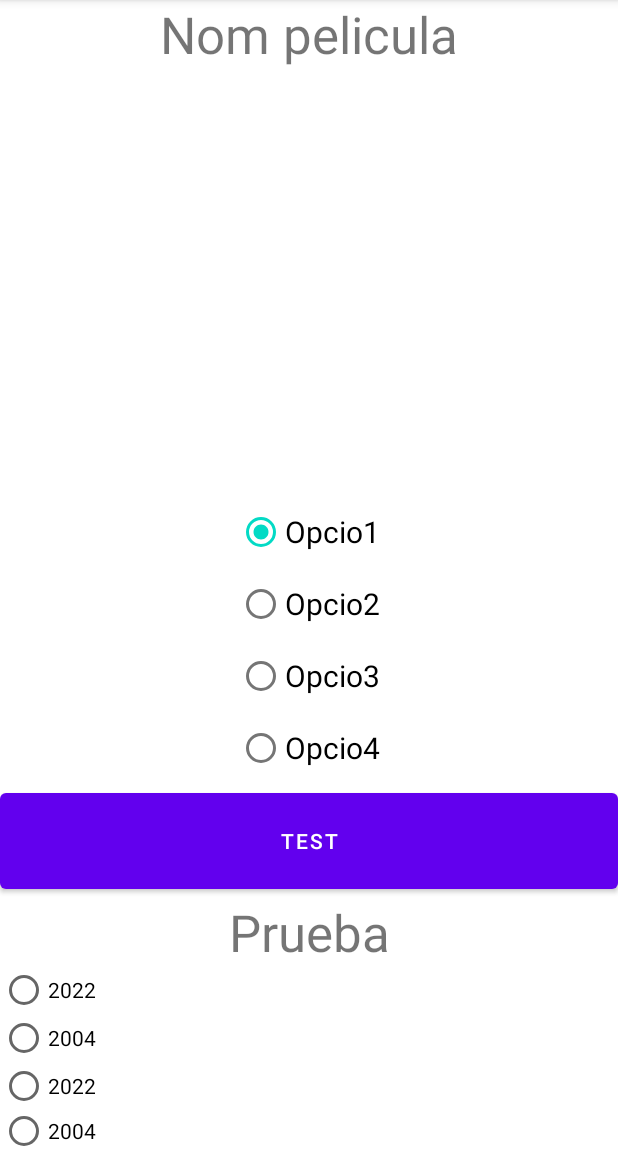
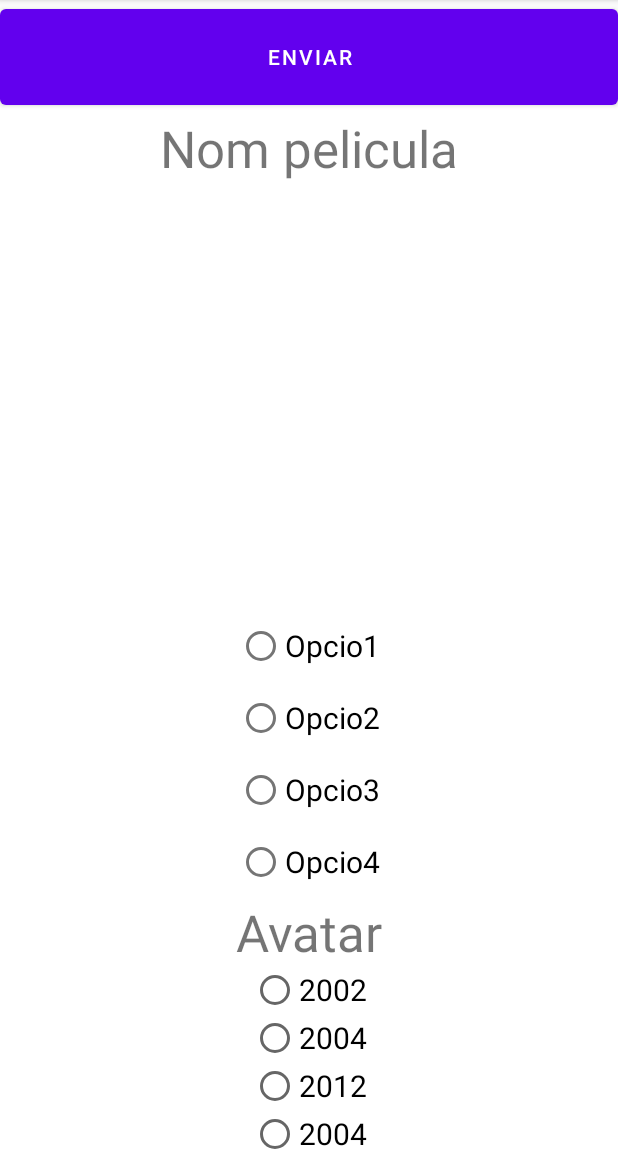
Before and after one commit to a22marramgar/AnyPeliculesApp, an Android app: the screen it shows after launch (MainActivity), on a phone screen of 412 x 824 dp, the part 84-1236 px from its top. Run offline under Robolectric (Android 15) with nearby library versions, the phone set to English and light mode, and no system bars.

Commit message:
crear pregunta method working

```diff
--- a/app/src/main/java/com/example/anypeliculesapp/MainActivity.java
+++ b/app/src/main/java/com/example/anypeliculesapp/MainActivity.java
@@ -1,17 +1,21 @@
 package com.example.anypeliculesapp;
 
 import androidx.appcompat.app.AppCompatActivity;
+import androidx.recyclerview.widget.OrientationHelper;
 
+import android.app.ActionBar;
+import android.content.Context;
+import android.graphics.drawable.GradientDrawable;
 import android.os.Bundle;
+import android.view.Gravity;
 import android.view.View;
+import android.view.ViewGroup;
 import android.widget.Button;
 import android.widget.LinearLayout;
 import android.widget.RadioButton;
 import android.widget.RadioGroup;
 import android.widget.TextView;
-
-import java.lang.reflect.Array;
-import java.util.Arrays;
+import android.widget.Toast;
 
 public class MainActivity extends AppCompatActivity {
 
@@ -21,39 +25,50 @@ public class MainActivity extends AppCompatActivity {
         setContentView(R.layout.activity_main);
 
         String[] respostes = new String[4];
-        respostes[0] = "2022";
+        respostes[0] = "2002";
         respostes[1] = "2004";
-        respostes[2] = "2022";
+        respostes[2] = "2012";
         respostes[3] = "2004";
-        crearPregunta("Prueba", respostes);
-        Button button = findViewById(R.id.testButton);
+        crearPregunta("Avatar", respostes);
+        crearPregunta("Prueba2", respostes);
+        Button button = findViewById(R.id.sendButton);
         button.setOnClickListener(new View.OnClickListener() {
             @Override
             public void onClick(View view) {
-                button.setText("Holaa");
+
+                // to get Context
+                Context context = getApplicationContext();
+                // message to display
+                String text = "Toast message";
+                // toast time duration, can also set manual value
+                int duration = Toast.LENGTH_SHORT;
+                Toast toast = Toast.makeText(context, text, duration);
+                // to show the toast
+                toast.show();
             }
         });
     }
 
     public void crearPregunta(String nomPeli, String[] respostestext){
-        LinearLayout layout = findViewById(R.id.mainlayout);
+        LinearLayout layout = findViewById(R.id.linearlayout);
 
         TextView peli= new TextView(this);
         peli.setText(nomPeli);
         peli.setTextSize(34);
         peli.setTextAlignment(View.TEXT_ALIGNMENT_CENTER);
         layout.addView(peli);
-
         RadioGroup radiogroup = new RadioGroup(this);
-        RadioButton[] respuestas = new RadioButton[4];
+        layout.addView(radiogroup);
+        radiogroup.setGravity(Gravity.CENTER);
+        RadioButton[] respuestas = new RadioButton[respostestext.length];
         for(int i =0; i<respostestext.length; i++) {
             respuestas[i] = new RadioButton(this);
             respuestas[i].setText(respostestext[i]);
-            respuestas[i].setTextAlignment(View.TEXT_ALIGNMENT_CENTER);
+            respuestas[i].setTextSize(20);
+            respuestas[i].setTextAlignment(View.TEXT_ALIGNMENT_GRAVITY);
             radiogroup.addView(respuestas[i]);
+
         }
-        layout.addView(radiogroup);
-
     }
 
 
--- a/app/src/main/res/layout/activity_main.xml
+++ b/app/src/main/res/layout/activity_main.xml
@@ -8,6 +8,22 @@
     android:layout_gravity="center"
     android:orientation="vertical"
     tools:context=".MainActivity">
+
+    <ScrollView
+        android:layout_width="match_parent"
+        android:layout_height="match_parent">
+
+        <LinearLayout
+            android:id="@+id/linearlayout"
+            android:layout_width="match_parent"
+            android:layout_height="wrap_content"
+            android:orientation="vertical">
+
+            <Button
+                android:id="@+id/sendButton"
+                android:layout_width="match_parent"
+                android:layout_height="76dp"
+                android:text="Enviar" />
 
             <TextView
                 android:id="@+id/peliculaTextView"
@@ -27,16 +43,17 @@
             <RadioGroup
                 android:layout_width="match_parent"
                 android:layout_height="wrap_content"
-        android:baselineAligned="false">
+                android:baselineAligned="false"
+                android:orientation="vertical">
 
                 <RadioButton
                     android:id="@+id/OpcioRadioButton1"
                     android:layout_width="wrap_content"
                     android:layout_height="wrap_content"
                     android:layout_gravity="center"
-            android:checked="true"
+                    android:checked="false"
                     android:text="Opcio1"
-            android:textAlignment="viewStart"
+                    android:textAlignment="gravity"
                     android:textSize="20sp" />
 
                 <RadioButton
@@ -65,9 +82,7 @@
 
             </RadioGroup>
 
-    <Button
-        android:id="@+id/testButton"
-        android:layout_width="match_parent"
-        android:layout_height="76dp"
-        android:text="Test" />
         </LinearLayout>
+    </ScrollView>
+
+</LinearLayout>
```
Lines whose indentation alone changed are shown as unchanged.
